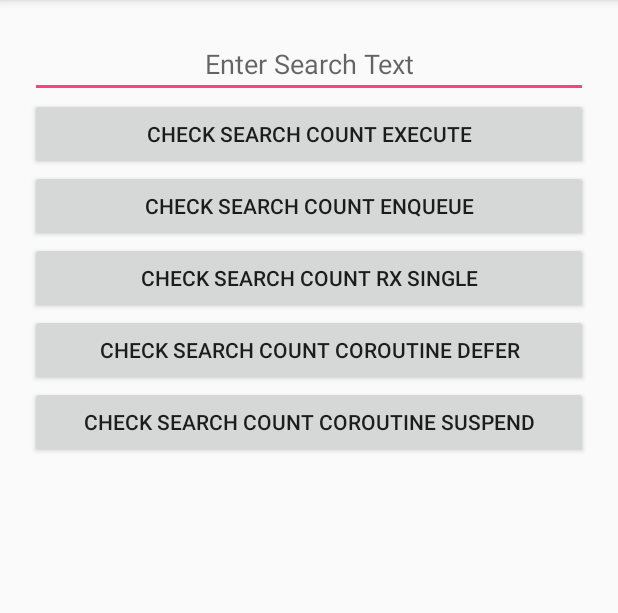
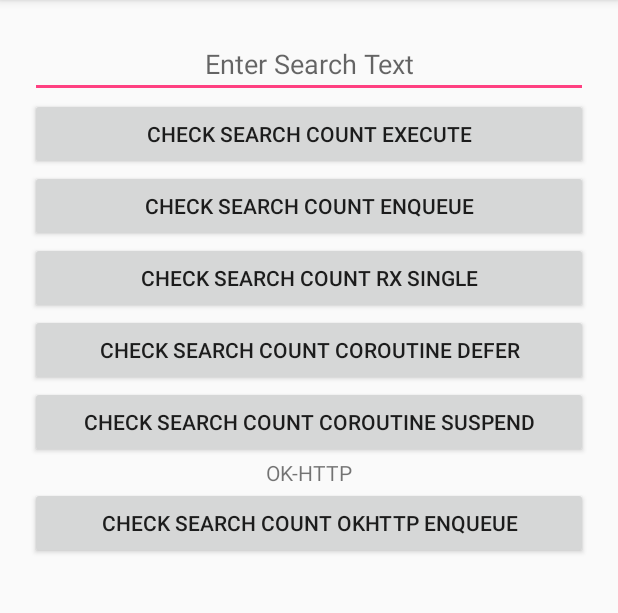
Before and after one commit to elye/demo_android_retrofit_evolution, an Android app: the screen it shows after launch (MainActivity), on a phone screen of 412 x 824 dp, the part 84-697 px from its top. Run offline under Robolectric (Android 15) with nearby library versions, the phone set to English and light mode, and no system bars; our stand-ins replace RxJava.

Commit message:
Add the OkHttp base enqueue (without retofit

```diff
--- a/app/src/main/res/layout/activity_main.xml
+++ b/app/src/main/res/layout/activity_main.xml
@@ -45,6 +45,18 @@
         android:text="Check Search Count Coroutine Suspend" />
 
     <TextView
+        android:text="OK-HTTP"
+        android:textAlignment="center"
+        android:layout_width="match_parent"
+        android:layout_height="wrap_content" />
+
+    <Button
+        android:id="@+id/btn_search_okhttp_enqueue"
+        android:layout_width="match_parent"
+        android:layout_height="wrap_content"
+        android:text="Check Search Count OkHttp Enqueue" />
+
+    <TextView
         android:id="@+id/txt_search_result"
         android:layout_width="match_parent"
         android:layout_height="wrap_content"
```
Also changed, not shown: app/src/main/java/com/elyeproj/wikisearchcount/MainActivity.kt (+69 -15 lines), 1 other file.
